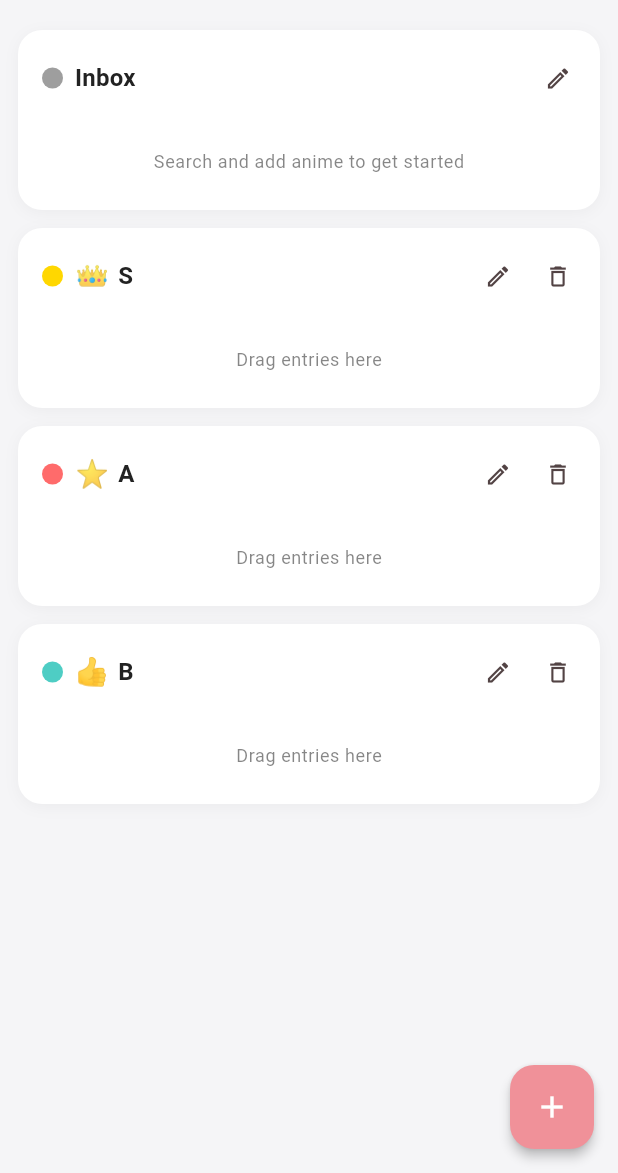
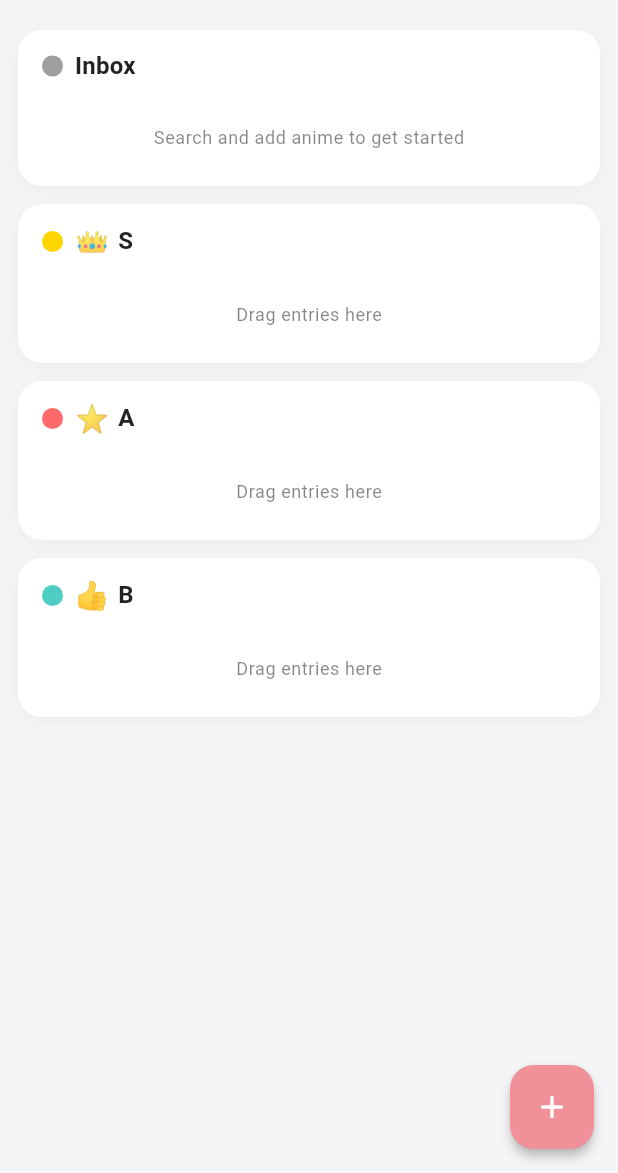
Before and after one commit to mengdehong/AnimeShelf, a Flutter app: the screen it shows after launch, on a phone screen of 412 x 824 dp, the part 63-1236 px from its top. Run offline on Flutter 3.47's test engine with Material 3 defaults, Android fonts, the phone set to English and light mode, and no system bars; our stand-ins replace cached_network_image, dio, drift, drift_flutter, file_picker, flutter_hooks and 6 more; missing offline and left inert: window_manager; accounts and stored records are empty; generated files the repository leaves out were written again.

Commit message:
feat: 调整 拖拽手柄和双击编辑功能到TierSection

```diff
--- a/lib/features/shelf/ui/shelf_page.dart
+++ b/lib/features/shelf/ui/shelf_page.dart
@@ -159,6 +159,7 @@ class _ShelfContent extends HookConsumerWidget {
 
     return ReorderableListView.builder(
       padding: const EdgeInsets.only(bottom: 80),
+      buildDefaultDragHandles: false,
       itemCount: tiers.length,
       onReorder: (oldIndex, newIndex) =>
           _onReorderTier(ref, oldIndex, newIndex),
@@ -177,6 +178,7 @@ class _ShelfContent extends HookConsumerWidget {
         final tierData = tiers[index];
         return TierSection(
           key: ValueKey(tierData.tier.id),
+          index: index,
           tierData: tierData,
           allTiers: tiers,
         );
--- a/lib/features/shelf/ui/tier_section.dart
+++ b/lib/features/shelf/ui/tier_section.dart
@@ -13,11 +13,13 @@ import 'package:hooks_riverpod/hooks_riverpod.dart';
 /// The section itself is a [DragTarget] for entries being dragged
 /// across tiers. The header shows tier name, emoji, color, and actions.
 class TierSection extends HookConsumerWidget {
+  final int index;
   final TierWithEntries tierData;
   final List<TierWithEntries> allTiers;
 
   const TierSection({
     super.key,
+    required this.index,
     required this.tierData,
     required this.allTiers,
   });
@@ -60,12 +62,10 @@ class TierSection extends HookConsumerWidget {
             crossAxisAlignment: CrossAxisAlignment.start,
             children: [
               _TierHeader(
+                index: index,
                 tier: tier,
                 tierColor: tierColor,
                 onEdit: () => _showEditDialog(context, ref),
-                onDelete: tier.isInbox
-                    ? null
-                    : () => _confirmDelete(context, ref),
               ),
               if (entries.isEmpty)
                 Padding(
@@ -209,9 +209,26 @@ class TierSection extends HookConsumerWidget {
           mainAxisSize: MainAxisSize.min,
           crossAxisAlignment: CrossAxisAlignment.stretch,
           children: [
+            Row(
+              mainAxisAlignment: MainAxisAlignment.spaceBetween,
+              children: [
                 Text(
                   'Edit Tier',
                   style: Theme.of(context).textTheme.headlineMedium,
+                ),
+                if (!tier.isInbox)
+                  IconButton(
+                    icon: Icon(
+                      Icons.delete_outline,
+                      color: Theme.of(context).colorScheme.error,
+                    ),
+                    onPressed: () {
+                      Navigator.of(context).pop();
+                      _confirmDelete(context, ref);
+                    },
+                    tooltip: 'Delete Tier',
+                  ),
+              ],
             ),
             const SizedBox(height: 16),
             TextField(
@@ -271,16 +288,16 @@ class TierSection extends HookConsumerWidget {
 
 /// Tier header row with name, emoji, color chip, and action buttons.
 class _TierHeader extends StatelessWidget {
+  final int index;
   final Tier tier;
   final Color tierColor;
   final VoidCallback onEdit;
-  final VoidCallback? onDelete;
 
   const _TierHeader({
+    required this.index,
     required this.tier,
     required this.tierColor,
     required this.onEdit,
-    this.onDelete,
   });
 
   @override
@@ -289,10 +306,21 @@ class _TierHeader extends StatelessWidget {
       padding: const EdgeInsets.fromLTRB(16, 12, 8, 4),
       child: Row(
         children: [
+          Expanded(
+            child: ReorderableDragStartListener(
+              index: index,
+              child: GestureDetector(
+                onDoubleTap: onEdit,
+                behavior: HitTestBehavior.opaque,
+                child: Row(
+                  children: [
                     Container(
                       width: 14,
                       height: 14,
-            decoration: BoxDecoration(color: tierColor, shape: BoxShape.circle),
+                      decoration: BoxDecoration(
+                        color: tierColor,
+                        shape: BoxShape.circle,
+                      ),
                     ),
                     const SizedBox(width: 8),
                     if (tier.emoji.isNotEmpty) ...[
@@ -302,21 +330,14 @@ class _TierHeader extends StatelessWidget {
                     Expanded(
                       child: Text(
                         tier.name,
-              style: Theme.of(
-                context,
-              ).textTheme.titleMedium?.copyWith(fontWeight: FontWeight.w600),
+                        style: Theme.of(context).textTheme.titleMedium
+                            ?.copyWith(fontWeight: FontWeight.w600),
                       ),
                     ),
-          IconButton(
-            icon: const Icon(Icons.edit_outlined, size: 18),
-            onPressed: onEdit,
-            visualDensity: VisualDensity.compact,
+                  ],
                 ),
-          if (onDelete != null)
-            IconButton(
-              icon: const Icon(Icons.delete_outline, size: 18),
-              onPressed: onDelete,
-              visualDensity: VisualDensity.compact,
+              ),
+            ),
           ),
         ],
       ),
```
Also changed, not shown: 1 other file. Lines whose indentation alone changed are shown as unchanged.
